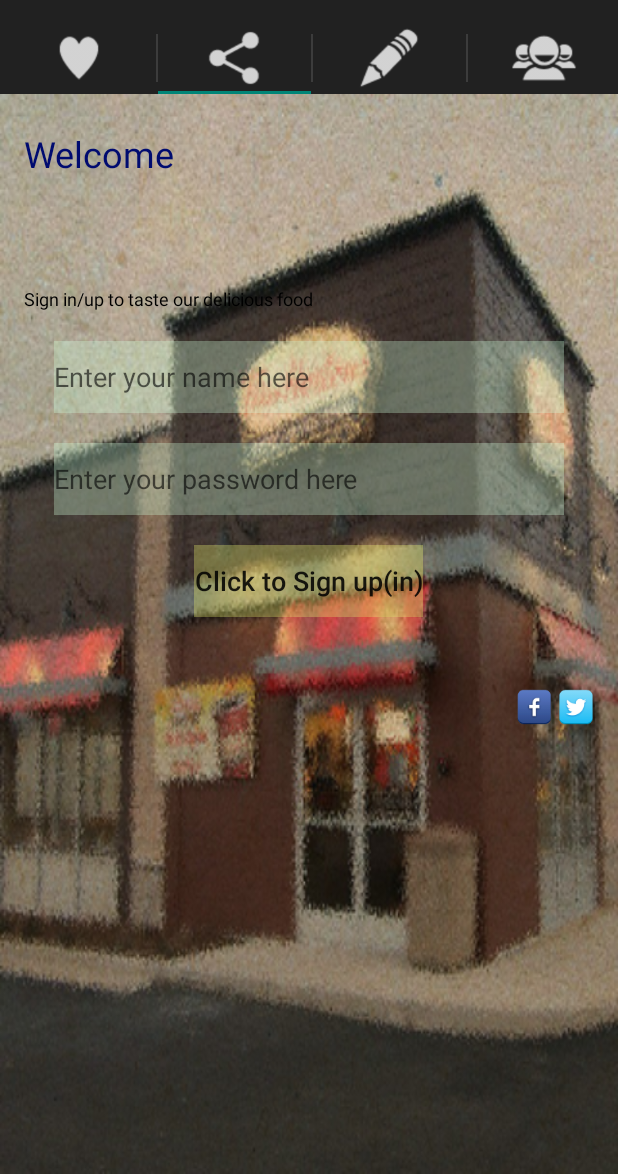
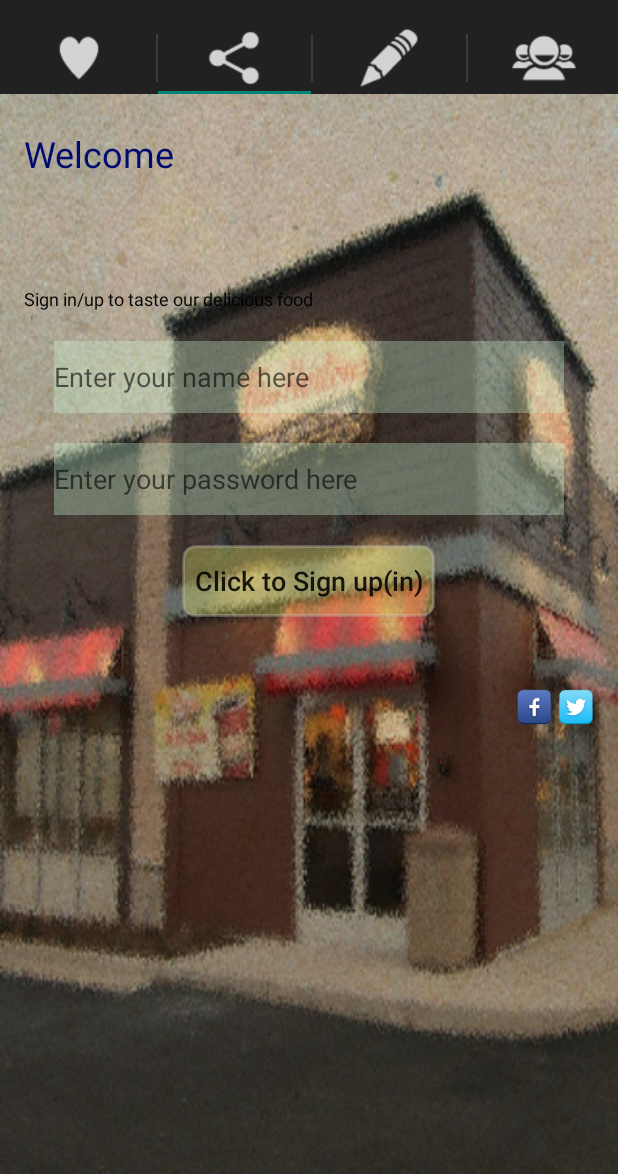
Before and after one commit to jinling86/MyRestaurant, an Android app: the screen it shows after launch (MainActivity), tab 2 chosen, on a phone screen of 412 x 824 dp, the part 62-1236 px from its top. Run offline under Robolectric (Android 15) with nearby library versions, the phone set to English and light mode, and no system bars.

Commit message:
Round corner of buttons

```diff
--- /dev/null
+++ b/app/src/main/res/drawable/login_button.xml
@@ -0,0 +1,20 @@
+<?xml version="1.0" encoding="utf-8"?>
+
+<shape
+    xmlns:android="http://schemas.android.com/apk/res/android"
+    android:shape="rectangle">
+
+    <solid android:color="@color/login_button" />
+
+    <stroke
+        android:width="2dp"
+        android:color="@color/button_stroke" />
+
+    <padding
+        android:left="8dp"
+        android:right="8dp"
+        android:top="1dp"
+        android:bottom="1dp" />
+
+    <corners android:radius="8dp"/>
+</shape>
--- /dev/null
+++ b/app/src/main/res/drawable/logout_button.xml
@@ -0,0 +1,20 @@
+<?xml version="1.0" encoding="utf-8"?>
+
+<shape
+    xmlns:android="http://schemas.android.com/apk/res/android"
+    android:shape="rectangle">
+
+    <solid android:color="@color/logout_button" />
+
+    <stroke
+        android:width="2dp"
+        android:color="@color/button_stroke" />
+
+    <padding
+        android:left="3dp"
+        android:right="3dp"
+        android:top="1dp"
+        android:bottom="1dp" />
+
+    <corners android:radius="8dp"/>
+</shape>
--- a/app/src/main/res/layout/fragment_login.xml
+++ b/app/src/main/res/layout/fragment_login.xml
@@ -44,7 +44,7 @@
                     android:id="@+id/button_sign_out"
                     android:singleLine="true"
                     android:textSize="@dimen/login_button_size"
-                    android:background="@color/logout_button"
+                    android:background="@drawable/logout_button"
                     />
             </LinearLayout>
 
@@ -103,8 +103,9 @@
                     android:textSize="@dimen/login_button_size"
                     android:layout_below="@id/editText_login_password"
                     android:layout_marginTop="@dimen/login_widget_margin"
-                    android:background="@color/login_button"
-                    android:layout_centerHorizontal="true" />
+                    android:background="@drawable/login_button"
+                    android:layout_centerHorizontal="true"
+                    android:shadowRadius="50.0"/>
 
             </RelativeLayout>
 
--- a/app/src/main/res/values/colors.xml
+++ b/app/src/main/res/values/colors.xml
@@ -5,4 +5,5 @@
     <item name="logout_button" type="color">#50ffbca1</item>
     <item name="login_greeting" type="color">#ff000b70</item>
     <item name="login_edit" type="color">#50d1ffdb</item>
+    <item name="button_stroke" type="color">#50c8c8c8</item>
 </resources>
```
